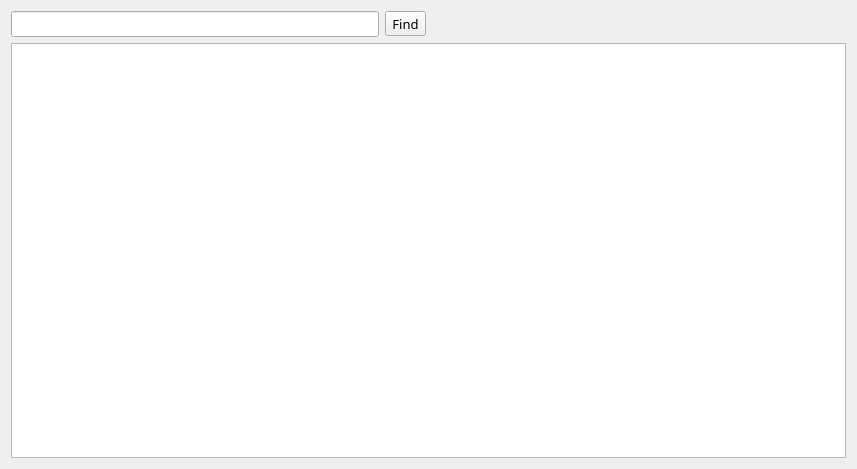
This is src/ui/viewers/applesoftfileviewer.ui in markdavidlong/AppleSAWS as Qt 5 draws it before an edit. The edited form follows.
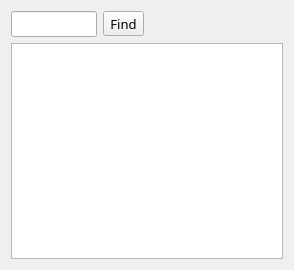
This is the edited form. Custom widgets are drawn as their Qt base class.

The edit to the form file:
```diff
--- a/src/ui/viewers/applesoftfileviewer.ui
+++ b/src/ui/viewers/applesoftfileviewer.ui
@@ -6,8 +6,8 @@
    <rect>
     <x>0</x>
     <y>0</y>
-    <width>857</width>
-    <height>469</height>
+    <width>294</width>
+    <height>270</height>
    </rect>
   </property>
   <property name="font">
```
